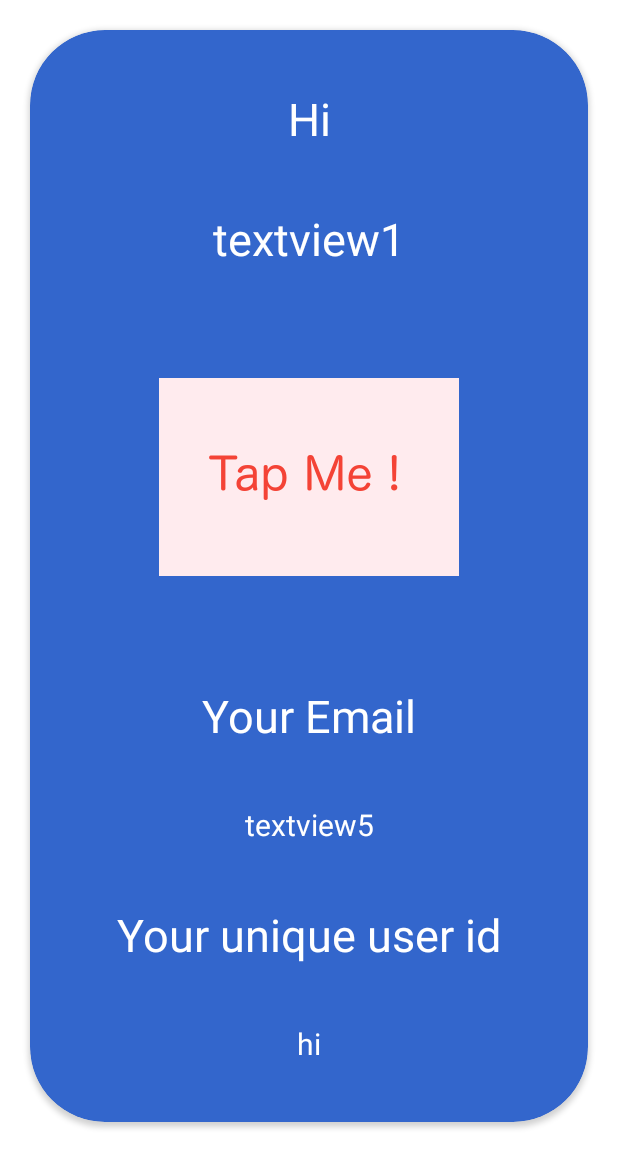
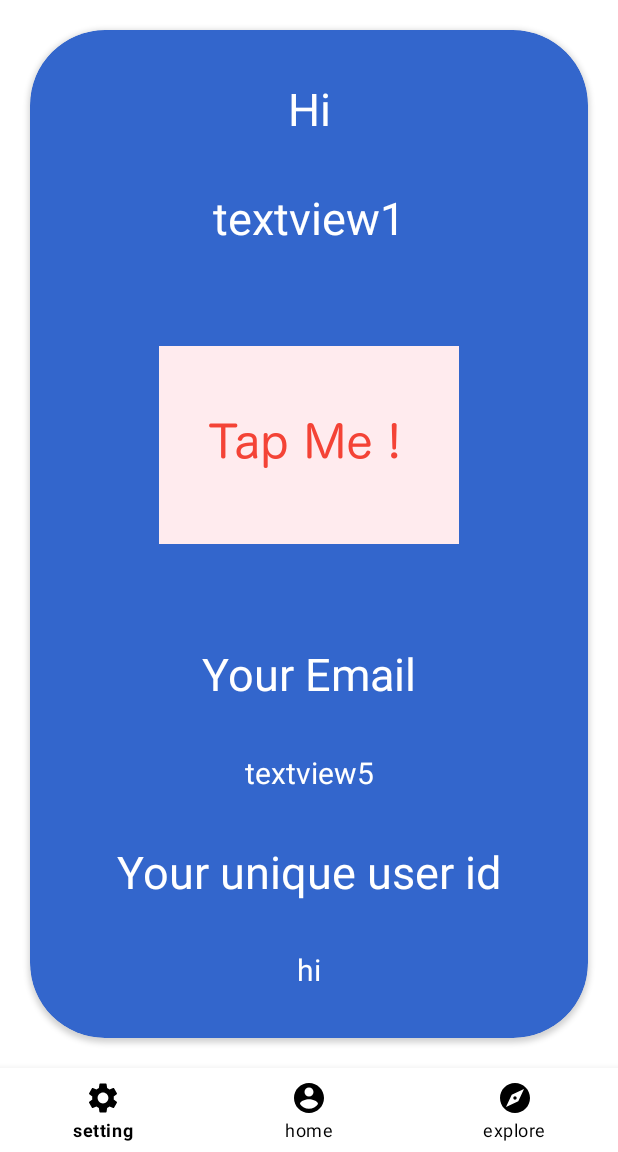
Before and after one commit to adisingh925/timetable-app, an Android app: the MainActivity screen opened directly, with no data from a screen before it, on a phone screen of 412 x 824 dp, the part 84-1236 px from its top. Run offline under Robolectric (Android 15) with nearby library versions, the phone set to English and light mode, and no system bars; our stand-ins replace Firebase (no records; nobody signed in at launch, a user with empty details on screens opened directly), navigation-ui; libraries missing offline, so code that uses them is left out: com.karumi.dexter; pictures from the network do not load.

Commit message:
fragments implementation

```diff
--- a/app/src/main/java/com/app1/navigation/MainActivity.kt
+++ b/app/src/main/java/com/app1/navigation/MainActivity.kt
@@ -2,12 +2,15 @@ package com.app1.navigation
 
 import android.content.Intent
 import android.os.Bundle
+import android.widget.Button
 import android.widget.ImageView
 import androidx.appcompat.app.AppCompatActivity
 import androidx.core.view.GravityCompat
 import androidx.drawerlayout.widget.DrawerLayout
+import androidx.fragment.app.Fragment
 import androidx.navigation.Navigation
 import androidx.navigation.ui.NavigationUI
+import com.google.android.material.bottomnavigation.BottomNavigationView
 import com.google.android.material.navigation.NavigationView
 import com.google.firebase.auth.ktx.auth
 import com.google.firebase.ktx.Firebase
@@ -23,6 +26,25 @@ class MainActivity : AppCompatActivity() {
         super.onCreate(savedInstanceState)
         setContentView(R.layout.activity_main)
 
+        val settingFragment=setting()
+        val homeFragment=user()
+        val exploreFragment=explore()
+
+        setCurrentFragment(homeFragment)
+
+        val bottomnav = findViewById<BottomNavigationView>(R.id.bottomnav)
+
+        bottomnav.setOnNavigationItemSelectedListener()
+        {
+            when(it.itemId)
+            {
+                R.id.setting->setCurrentFragment(settingFragment)
+                R.id.home->setCurrentFragment(homeFragment)
+                R.id.explore->setCurrentFragment(exploreFragment)
+            }
+            true
+        }
+
         Firebase.messaging.subscribeToTopic("weather")
             .addOnCompleteListener { task ->
                 var msg = "success"
@@ -30,43 +52,6 @@ class MainActivity : AppCompatActivity() {
                     msg = "Failed"
                 }
             }
-
-        /*val calendar = Calendar.getInstance()
-
-        val day = calendar.get(Calendar.DAY_OF_WEEK)
-
-        when(day)
-        {
-           /* Calendar.SUNDAY -> {
-                val sunday1 = Intent(this, sunday::class.java)
-                startActivity(sunday1)
-            }*/
-            Calendar.MONDAY -> {
-                val monday1 = Intent(this, monday::class.java)
-                startActivity(monday1)
-            }
-            Calendar.TUESDAY -> {
-                val tuesday1 = Intent(this, tuesday::class.java)
-                startActivity(tuesday1)
-            }
-            Calendar.WEDNESDAY -> {
-                val wednesday1 = Intent(this, wednesday::class.java)
-                startActivity(wednesday1)
-            }
-            Calendar.THURSDAY -> {
-                val thursday1 = Intent(this, thursday::class.java)
-                startActivity(thursday1)
-            }
-            Calendar.FRIDAY -> {
-                val friday1 = Intent(this, friday::class.java)
-                startActivity(friday1)
-            }
-           /* Calendar.SATURDAY -> {
-                val saturday1 = Intent(this, saturday::class.java)
-                startActivity(saturday1)
-            }*/
-
-        }*/
 
         val immg = findViewById<ImageView>(R.id.immg)
 
@@ -79,11 +64,6 @@ class MainActivity : AppCompatActivity() {
             startActivity(inte)
         }
 
-       /* Glide.with(this)
-            .load("https://etimg.etb2bimg.com/photo/73164879.cms")
-            .circleCrop()
-            .into(immg)*/
-
         val drawerlayout = findViewById<DrawerLayout>(R.id.drawerlayout)
 
         val navigationview = findViewById<NavigationView>(R.id.navigationview)
@@ -95,6 +75,11 @@ class MainActivity : AppCompatActivity() {
 
         val navcontroller = Navigation.findNavController(this, R.id.fragmentContainerView)
         NavigationUI.setupWithNavController(navigationview, navcontroller)
+    }
 
-    }
+    private fun setCurrentFragment(fragment: Fragment)=
+        supportFragmentManager.beginTransaction().apply {
+            replace(R.id.fragmentContainerView,fragment)
+            commit()
+        }
 }
--- a/app/src/main/java/com/app1/navigation/user.kt
+++ b/app/src/main/java/com/app1/navigation/user.kt
@@ -92,12 +92,12 @@ class user : Fragment() {
 
                 val uuri = document.getString("imgpath")
 
-                Glide
+                /*Glide
                     .with(this)
                     .load(uuri)
                     .circleCrop()
                     .placeholder(R.drawable.placeholder)
-                    .into(imageview)
+                    .into(imageview)*/
             }
         }
 
--- a/app/src/main/res/layout/activity_main.xml
+++ b/app/src/main/res/layout/activity_main.xml
@@ -64,10 +64,25 @@
         android:layout_height="match_parent"
         android:layout_marginTop="?actionBarSize"
         app:defaultNavHost="true"
+        android:layout_marginBottom="?actionBarSize"
         app:layout_constraintBottom_toBottomOf="parent"
         app:layout_constraintEnd_toEndOf="parent"
         app:layout_constraintStart_toStartOf="parent"
         app:navGraph="@navigation/navigationfragments" />
+
+            <com.google.android.material.bottomnavigation.BottomNavigationView
+                android:id="@+id/bottomnav"
+                android:layout_width="wrap_content"
+                app:itemRippleColor="@color/black"
+                android:background="@color/white"
+                app:labelVisibilityMode="labeled"
+                app:itemIconTint="@color/black"
+                app:itemTextColor="@color/black"
+                android:layout_height="wrap_content"
+                app:layout_constraintBottom_toBottomOf="parent"
+                app:layout_constraintLeft_toLeftOf="parent"
+                app:layout_constraintRight_toRightOf="parent"
+                app:menu="@menu/bottomnavmenu"/>
 
 </androidx.constraintlayout.widget.ConstraintLayout>
 
@@ -75,11 +90,12 @@
         android:id = "@+id/navigationview"
         android:layout_width="wrap_content"
         android:layout_height="match_parent"
-        android:layout_marginTop="?actionBarSize"
         android:layout_gravity = "start"
+        android:background="@color/white"
         app:itemTextColor="#00008B"
         app:itemIconTint="#00008B"
         app:itemIconSize="35dp"
+        android:clickable="true"
         app:headerLayout="@layout/navheader"
         app:menu = "@menu/menu"/>
 
--- a/app/src/main/res/layout/navheader.xml
+++ b/app/src/main/res/layout/navheader.xml
@@ -9,7 +9,7 @@
         android:layout_width="wrap_content"
         android:layout_height="wrap_content"
         android:text="Time Table"
-        android:textColor="@color/black"
+        android:textColor="@color/white"
         android:textStyle="bold"
         android:textSize="40dp"
         app:layout_constraintTop_toTopOf="parent"
--- /dev/null
+++ b/app/src/main/res/menu/bottomnavmenu.xml
@@ -0,0 +1,17 @@
+<?xml version="1.0" encoding="utf-8"?>
+<menu xmlns:android="http://schemas.android.com/apk/res/android">
+<item
+    android:title="setting"
+    android:id="@+id/setting"
+    android:icon="@drawable/setting"/>
+
+    <item
+        android:title="home"
+        android:id="@+id/home"
+        android:icon="@drawable/user"/>
+
+    <item
+        android:title="explore"
+        android:id="@+id/explore"
+        android:icon="@drawable/explore"/>
+</menu>
```
